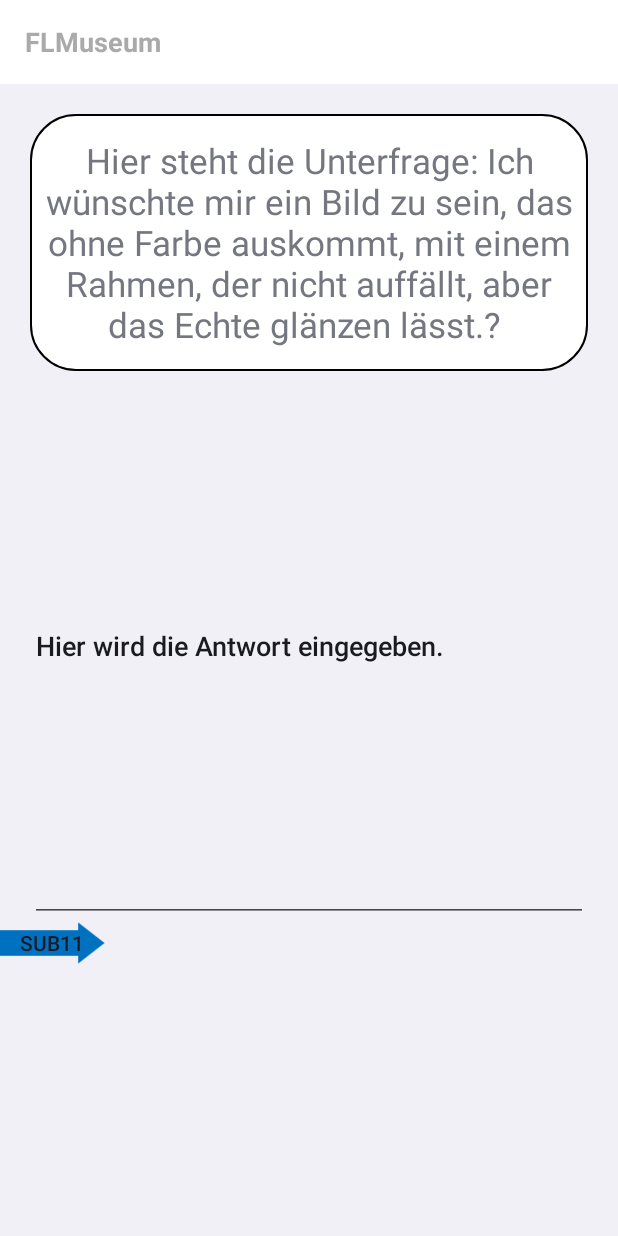
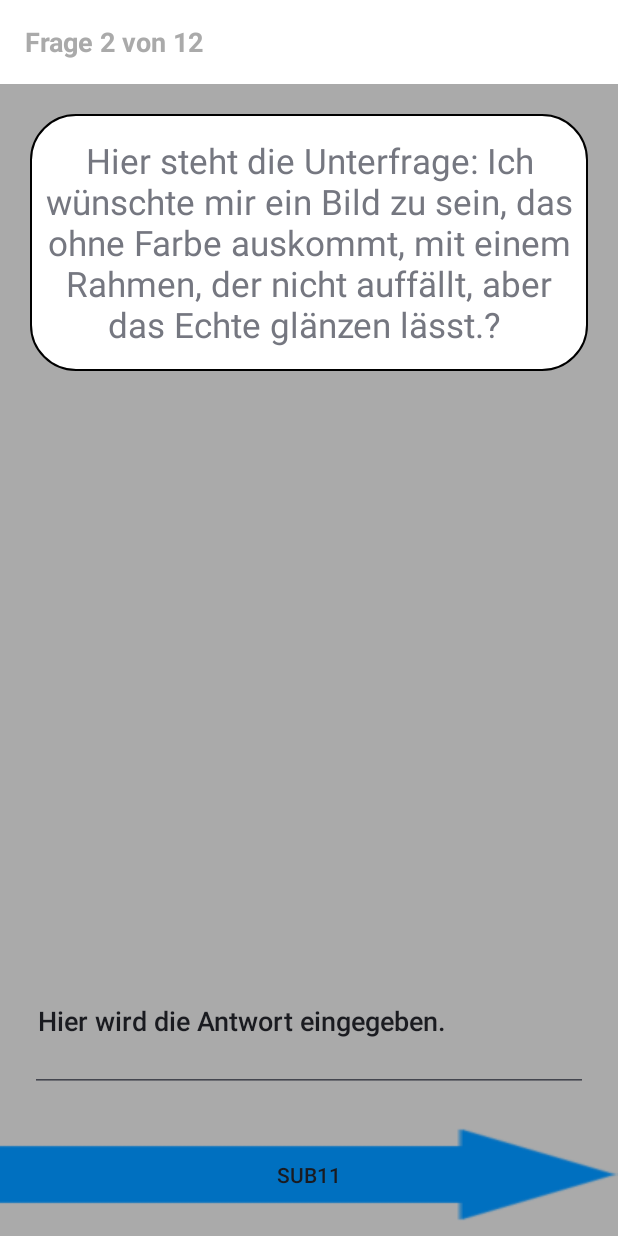
Before and after one commit to gorantomas/InnoLab-MuseumApp, an Android app: the MainActivity screen opened directly, with no data from a screen before it, after a tap on an icon or button, on a phone screen of 412 x 824 dp. Run offline under Robolectric (Android 15) with nearby library versions, the light colour scheme and no system bars; 1 other tap on this screen came first.

Commit message:
-layout changes to RelativeLayout -set title to Route and Frage

```diff
--- a/app/src/main/java/li/uni/flmuseum/MainActivity.java
+++ b/app/src/main/java/li/uni/flmuseum/MainActivity.java
@@ -17,6 +17,7 @@ public class MainActivity extends Activity implements View.OnClickListener {
    ArrayList<Boolean> mainQuestion, subQuestion;
    boolean[] b_mainQuestion, b_subQuestion;
    int curQuestion = -1;
+   int questionCounter = 0;
    Button routeNext, mainquestNext, subquestNext;
    TextView tv_mainQuest, tv_subQuest;
    CheckAnswer checkAnswer;
@@ -39,6 +40,7 @@ public class MainActivity extends Activity implements View.OnClickListener {
       routeNext.setOnClickListener(this);
       curQuestion = 10;
       routeNext.setText("next" + (curQuestion / 10));
+      setTitleRoute("1");
    }
 
    private void switchRoute(int route){
@@ -46,14 +48,14 @@ public class MainActivity extends Activity implements View.OnClickListener {
       {
          case 0:
             setContentView(R.layout.act_route);
-
+            setTitleRoute("1");
             break;
          case 10:
             setContentView(R.layout.act_route);
             routeNext = (Button) findViewById(R.id.routeNext);
             routeNext.setOnClickListener(this);
-
             routeNext.setText("next" + (route / 10));
+            setTitleRoute("1");
             break;
          case 20:
             setContentView(R.layout.act_route);
@@ -61,6 +63,7 @@ public class MainActivity extends Activity implements View.OnClickListener {
             routeNext.setOnClickListener(this);
             routeNext.setText("next" + (route / 10));
             curQuestion = 20;
+            setTitleRoute("2");
             break;
          case 30:
             setContentView(R.layout.act_route);
@@ -68,6 +71,7 @@ public class MainActivity extends Activity implements View.OnClickListener {
             routeNext.setOnClickListener(this);
             routeNext.setText("next" + (route / 10));
             curQuestion = 30;
+            setTitleRoute("3");
             break;
          case 40:
             setContentView(R.layout.act_route);
@@ -75,6 +79,7 @@ public class MainActivity extends Activity implements View.OnClickListener {
             routeNext.setOnClickListener(this);
             routeNext.setText("next" + (route / 10));
             curQuestion = 40;
+            setTitleRoute("4");
             break;
          case 50:
             setContentView(R.layout.act_route);
@@ -82,6 +87,7 @@ public class MainActivity extends Activity implements View.OnClickListener {
             routeNext.setOnClickListener(this);
             routeNext.setText("next" + (route / 10));
             curQuestion = 50;
+            setTitleRoute("5");
             break;
          case 60:
             //setContentView(R.layout.act_route);
@@ -107,6 +113,7 @@ public class MainActivity extends Activity implements View.OnClickListener {
             mainquestNext.setText("main" + (question / 10));
             //            tv_mainQuest = (TextView) findViewById(R.id.textView2);
             //            tv_mainQuest.setText("Frage " + (question / 10));
+
             break;
          case 11:
             setContentView(R.layout.act_subquestion);
@@ -114,6 +121,7 @@ public class MainActivity extends Activity implements View.OnClickListener {
             subquestNext = (Button) findViewById(R.id.subQuestNext);
             subquestNext.setOnClickListener(this);
             subquestNext.setText("sub" + question);
+
             //            tv_subQuest = (TextView) findViewById(R.id.textView2);
             //            tv_subQuest.setText("UnterFrage " + question);
             break;
@@ -123,6 +131,7 @@ public class MainActivity extends Activity implements View.OnClickListener {
             mainquestNext = (Button) findViewById(R.id.mainQuestNext);
             mainquestNext.setOnClickListener(this);
             mainquestNext.setText("main" + (question / 10));
+
             //            tv_mainQuest = (TextView) findViewById(R.id.textView2);
             //            tv_mainQuest.setText("Frage " + (question / 10));
             break;
@@ -132,6 +141,7 @@ public class MainActivity extends Activity implements View.OnClickListener {
             subquestNext = (Button) findViewById(R.id.subQuestNext);
             subquestNext.setOnClickListener(this);
             subquestNext.setText("sub" + question);
+
             //            tv_subQuest = (TextView) findViewById(R.id.textView2);
             //            tv_subQuest.setText("UnterFrage " + question);
             break;
@@ -141,6 +151,7 @@ public class MainActivity extends Activity implements View.OnClickListener {
             mainquestNext = (Button) findViewById(R.id.mainQuestNext);
             mainquestNext.setOnClickListener(this);
             mainquestNext.setText("main" + (question / 10));
+
             //            tv_mainQuest = (TextView) findViewById(R.id.textView2);
             //            tv_mainQuest.setText("Frage " + (question / 10));
             break;
@@ -150,6 +161,7 @@ public class MainActivity extends Activity implements View.OnClickListener {
             subquestNext = (Button) findViewById(R.id.subQuestNext);
             subquestNext.setOnClickListener(this);
             subquestNext.setText("sub" + question);
+
             //            tv_subQuest = (TextView) findViewById(R.id.textView2);
             //            tv_subQuest.setText("UnterFrage " + question);
             break;
@@ -193,7 +205,7 @@ public class MainActivity extends Activity implements View.OnClickListener {
          default:
             break;
       }
-
+      setTitleQuestion();
    }
 
    private void showResult(){
@@ -238,7 +250,7 @@ public class MainActivity extends Activity implements View.OnClickListener {
       {
          case 10:
             //if radiobutton(1).checked
-            if(checkAnswer.getChoosedAnswer(this, currentQuestion/10))
+            if(checkAnswer.getChoosedAnswer(this, currentQuestion / 10))
             {
                mainQuestion.add(0, true);
                b_mainQuestion[0] = true;
@@ -247,13 +259,13 @@ public class MainActivity extends Activity implements View.OnClickListener {
             switchQuestion(11);
             break;
          case 11:
-            checkAnswer.getTypedAnswer(this,11);
+            checkAnswer.getTypedAnswer(this, 11);
             subQuestion.add(0, false);
             b_subQuestion[0] = false;
             switchRoute(20);
             break;
          case 20:
-            if(checkAnswer.getChoosedAnswer(this, currentQuestion/10))
+            if(checkAnswer.getChoosedAnswer(this, currentQuestion / 10))
             {
                mainQuestion.add(1, true);
                b_mainQuestion[1] = true;
@@ -266,7 +278,7 @@ public class MainActivity extends Activity implements View.OnClickListener {
             switchRoute(30);
             break;
          case 30:
-            if(checkAnswer.getChoosedAnswer(this, currentQuestion/10))
+            if(checkAnswer.getChoosedAnswer(this, currentQuestion / 10))
             {
                mainQuestion.add(2, true);
                b_mainQuestion[2] = true;
@@ -279,7 +291,7 @@ public class MainActivity extends Activity implements View.OnClickListener {
             switchRoute(40);
             break;
          case 40:
-            if(checkAnswer.getChoosedAnswer(this, currentQuestion/10))
+            if(checkAnswer.getChoosedAnswer(this, currentQuestion / 10))
             {
                mainQuestion.add(3, true);
                b_mainQuestion[3] = true;
@@ -292,7 +304,7 @@ public class MainActivity extends Activity implements View.OnClickListener {
             switchRoute(50);
             break;
          case 50:
-            if(checkAnswer.getChoosedAnswer(this, currentQuestion/10))
+            if(checkAnswer.getChoosedAnswer(this, currentQuestion / 10))
             {
                mainQuestion.add(4, true);
                b_mainQuestion[4] = true;
@@ -311,4 +323,13 @@ public class MainActivity extends Activity implements View.OnClickListener {
 
    }
 
+   private void setTitleRoute(String Route){
+      setTitle("Route " + Route);
    }
+
+   private void setTitleQuestion(){
+      questionCounter += 1;
+      setTitle("Frage " + questionCounter + " von 12");
+   }
+
+}
--- a/app/src/main/res/layout/act_subquestion.xml
+++ b/app/src/main/res/layout/act_subquestion.xml
@@ -1,43 +1,49 @@
 <?xml version="1.0" encoding="utf-8"?>
-<LinearLayout xmlns:android="http://schemas.android.com/apk/res/android"
-    xmlns:tools="http://schemas.android.com/tools"
-    android:orientation="vertical" android:layout_width="match_parent"
-    android:layout_height="match_parent"
-    android:weightSum="1">
+<RelativeLayout xmlns:android="http://schemas.android.com/apk/res/android"
+                android:layout_width="match_parent"
+                android:layout_height="match_parent"
+                android:orientation="vertical"
+                android:weightSum="1">
 
     <TextView
-        android:text="Hier steht die Unterfrage: Ich wünschte mir ein Bild zu sein, das ohne Farbe auskommt, mit einem Rahmen, der nicht auffällt, aber das Echte glänzen lässt.? "
+        android:id="@+id/textView3"
         android:layout_width="match_parent"
         android:layout_height="wrap_content"
-        android:gravity = "center"
-        android:background="@drawable/rounded_corner2"
-        android:id="@+id/textView3"
-        android:textSize="23sp"
-        android:paddingTop="15dp"
-        android:paddingBottom="15dp"
         android:layout_marginLeft="20dp"
         android:layout_marginRight="20dp"
+        android:layout_marginTop="20dp"
+        android:background="@drawable/rounded_corner2"
+        android:gravity="center"
+        android:paddingBottom="15dp"
         android:paddingLeft="5dp"
         android:paddingRight="5dp"
-        android:layout_marginTop="20dp" />
+        android:paddingTop="15dp"
+        android:text="Hier steht die Unterfrage: Ich wünschte mir ein Bild zu sein, das ohne Farbe auskommt, mit einem Rahmen, der nicht auffällt, aber das Echte glänzen lässt.? "
+        android:textSize="23sp"/>
+
+    <Button
+        android:id="@+id/subQuestNext"
+        android:layout_width="match_parent"
+        android:layout_height="wrap_content"
+        android:layout_alignParentBottom="true"
+        android:layout_alignParentStart="true"
+        android:background="@drawable/arrow_right"
+        android:text="Check"
+        android:layout_marginBottom="10dp"/>
 
     <EditText
+        android:id="@+id/editText"
         android:layout_width="match_parent"
         android:layout_height="wrap_content"
+        android:layout_above="@+id/subQuestNext"
+        android:layout_alignStart="@+id/textView3"
+        android:layout_marginBottom="24dp"
         android:inputType="textPersonName"
         android:text="Hier wird die Antwort eingegeben."
-        android:ems="10"
-        android:id="@+id/editText"
-        android:layout_weight="0.64"
-        android:layout_marginLeft="20dp"
-        android:layout_marginRight="20dp" />
-
-    <Button
-        android:text="Check"
-        android:layout_width="70dp"
-        android:layout_height="28dp"
-        android:background="@drawable/arrow_right"
-        android:id="@+id/subQuestNext"/>
+        android:paddingLeft="5dp"
+        android:paddingRight="5dp"
+        android:layout_alignEnd="@+id/textView3"
+        android:paddingBottom="35dp"/>
 
 
-</LinearLayout>
+</RelativeLayout>
--- a/app/src/main/res/values/styles.xml
+++ b/app/src/main/res/values/styles.xml
@@ -2,7 +2,7 @@
 
     <!-- Base application theme. -->
     <style name="AppTheme" parent="@android:style/Theme.DeviceDefault.Light">
-        <item name="android:windowBackground">@android:color/lighter_gray</item>
+        <item name="android:windowBackground">@android:color/darker_gray</item>
         <!--
         <item name="android:textColor">@android:color/black</item>
         -->
```
Also changed, not shown: app/src/main/res/layout/act_mainquestion.xml (+18 -12 lines), app/src/main/res/layout/act_route.xml (+10 -10 lines). Lines whose indentation alone changed are shown as unchanged.
